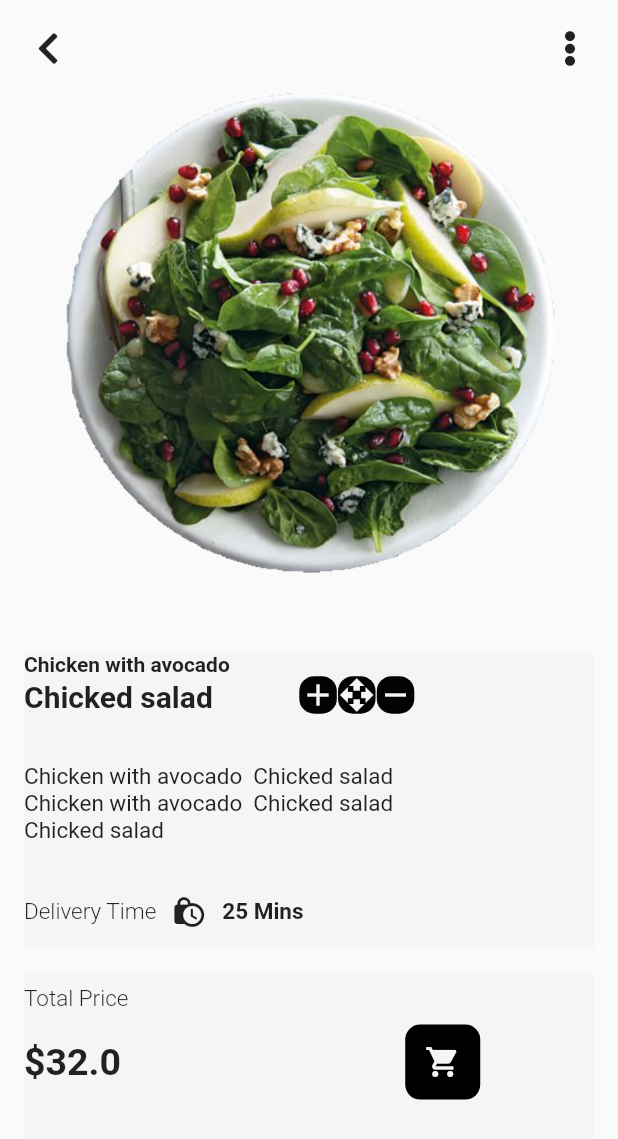
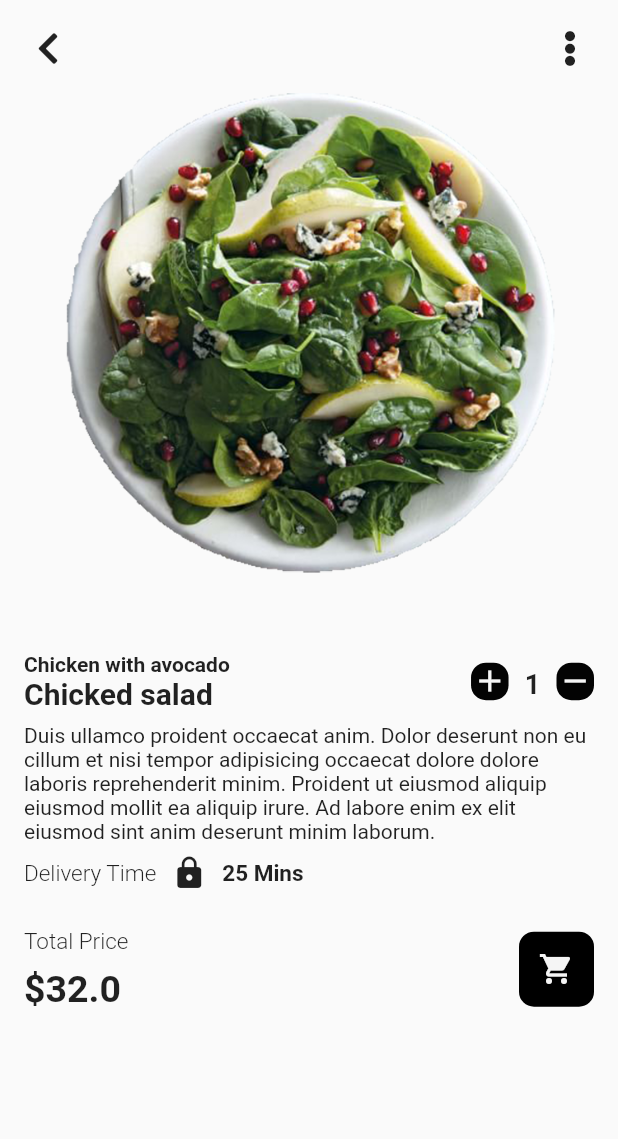
Before and after one commit to klauscj1/capacitacion_icreativa_flutter_pfinal, a Flutter app: the DetailProductPage screen opened directly with sample values from the repository, on a phone screen of 412 x 824 dp. Shown: the top 1139 px of the screen. Run offline on Flutter 3.47's test engine with Material 2 defaults, Android fonts, the phone set to English and light mode, and no system bars; our stand-ins replace font_awesome_flutter.

Commit message:
detail ready

```diff
--- a/lib/models/principal_model.dart
+++ b/lib/models/principal_model.dart
@@ -1,17 +1,18 @@
 class PrincipalModel {
-  PrincipalModel({
-    this.id,
+  PrincipalModel(
+      {this.id,
       this.nombre,
       this.descripcion,
       this.precio,
       this.image,
-  });
+      this.receta});
 
   int id;
   String nombre;
   String descripcion;
   double precio;
   String image;
+  String receta;
 
   factory PrincipalModel.fromJson(Map<String, dynamic> json) => PrincipalModel(
         id: json["id"],
@@ -19,6 +20,7 @@ class PrincipalModel {
         descripcion: json["descripcion"],
         precio: json["precio"].toDouble(),
         image: json["image"],
+        receta: json["receta"],
       );
 
   Map<String, dynamic> toJson() => {
@@ -27,6 +29,7 @@ class PrincipalModel {
         "descripcion": descripcion,
         "precio": precio,
         "image": image,
+        "receta": receta,
       };
 }
 
@@ -37,19 +40,22 @@ final List<PrincipalModel> principales = [
       descripcion: 'Chicken with avocado',
       image: 'assets/images/picture7.png',
       precio: 32.00,
-  ),
+      receta:
+          "Duis ullamco proident occaecat anim. Dolor deserunt non eu cillum et nisi tempor adipisicing occaecat dolore dolore laboris reprehenderit minim. Proident ut eiusmod aliquip eiusmod mollit ea aliquip irure. Ad labore enim ex elit eiusmod sint anim deserunt minim laborum."),
   PrincipalModel(
       id: 2,
       nombre: 'Chicked with pepino',
       descripcion: 'Chicken pepino',
       image: 'assets/images/picture4.png',
       precio: 22.35,
-  ),
+      receta:
+          "Duis ullamco proident occaecat anim. Dolor deserunt non eu cillum et nisi tempor adipisicing occaecat dolore dolore laboris reprehenderit minim. Proident ut eiusmod aliquip eiusmod mollit ea aliquip irure. Ad labore enim ex elit eiusmod sint anim deserunt minim laborum."),
   PrincipalModel(
       id: 3,
       nombre: 'Vegetables with chicken',
       descripcion: 'Chicken vegetables',
       image: 'assets/images/picture8.png',
       precio: 12.50,
-  ),
+      receta:
+          "Duis ullamco proident occaecat anim. Dolor deserunt non eu cillum et nisi tempor adipisicing occaecat dolore dolore laboris reprehenderit minim. Proident ut eiusmod aliquip eiusmod mollit ea aliquip irure. Ad labore enim ex elit eiusmod sint anim deserunt minim laborum."),
 ];
--- a/lib/ui/pages/detail_product_page.dart
+++ b/lib/ui/pages/detail_product_page.dart
@@ -33,6 +33,9 @@ class DetailProductPage extends StatelessWidget {
             height: MediaQuery.of(context).size.height * .05,
           ),
           secundariosTextos(context),
+          SizedBox(
+            height: MediaQuery.of(context).size.height * .01,
+          ),
           appbarPedido(context)
         ],
       ),
@@ -40,25 +43,20 @@ class DetailProductPage extends StatelessWidget {
   }
 
   Widget secundariosTextos(BuildContext context) {
-    final size = MediaQuery.of(context).size;
     return Padding(
       padding: const EdgeInsets.all(8.0),
-      child: Container(
-        height: size.height * .24,
-        color: Theme.of(context).accentColor,
-        child: Row(
+      child: Column(
+        children: [
+          Row(
+            mainAxisAlignment: MainAxisAlignment.spaceBetween,
             children: [
               Column(
-              //mainAxisAlignment: MainAxisAlignment.center,
                 crossAxisAlignment: CrossAxisAlignment.start,
                 children: [
                   Text(
                     producto.descripcion,
                     style: TextStyle(fontWeight: FontWeight.bold),
                   ),
-                Row(
-                  crossAxisAlignment: CrossAxisAlignment.end,
-                  children: [
                   Text(
                     producto.nombre,
                     style: TextStyle(
@@ -67,6 +65,11 @@ class DetailProductPage extends StatelessWidget {
                     ),
                     maxLines: 2,
                   ),
+                ],
+              ),
+              Row(
+                crossAxisAlignment: CrossAxisAlignment.end,
+                children: [
                   SizedBox(
                     width: MediaQuery.of(context).size.height * .07,
                   ),
@@ -74,45 +77,37 @@ class DetailProductPage extends StatelessWidget {
                   SizedBox(
                     width: MediaQuery.of(context).size.height * .001,
                   ),
-                    crearbotonesPedido(context, Icons.open_with, false),
+                  Padding(
+                    padding: const EdgeInsets.symmetric(horizontal: 10.0),
+                    child: Text(
+                      '1',
+                      style:
+                          TextStyle(fontWeight: FontWeight.bold, fontSize: 18),
+                    ),
+                  ),
                   SizedBox(
                     width: MediaQuery.of(context).size.height * .001,
                   ),
                   crearbotonesPedido(context, Icons.remove, false)
                 ],
               ),
+            ],
+          ),
           SizedBox(
-                  height: MediaQuery.of(context).size.height * .04,
+            height: MediaQuery.of(context).size.height * .01,
           ),
-                Text(
-                  producto.descripcion+'  '+producto.nombre,
-                  style: TextStyle(
-                    fontSize: 15,
-                    fontWeight: FontWeight.w400,
+          Text(producto.receta),
+          SizedBox(
+            height: MediaQuery.of(context).size.height * .01,
           ),
-                ),
-                Text(
-                  producto.descripcion+'  '+producto.nombre,
-                  style: TextStyle(
-                    fontSize: 15,
-                    fontWeight: FontWeight.w400,
-                  ),
-                ),
-                Text(
-                  producto.nombre,
-                  style: TextStyle(
-                    fontSize: 15,
-                    fontWeight: FontWeight.w400,
-                  ),
-                ),
-
-                SizedBox(
-                  height: MediaQuery.of(context).size.height * .04,
-                ),
-
+          Column(
+            //mainAxisAlignment: MainAxisAlignment.center,
+            crossAxisAlignment: CrossAxisAlignment.start,
+            children: [
               Row(
                 children: [
-                    Text('Delivery Time',
+                  Text(
+                    'Delivery Time',
                     style: TextStyle(
                       fontSize: 15,
                       fontWeight: FontWeight.w300,
@@ -121,11 +116,12 @@ class DetailProductPage extends StatelessWidget {
                   SizedBox(
                     width: 10,
                   ),
-                    Icon(Icons.lock_clock),
+                  Icon(Icons.lock),
                   SizedBox(
                     width: 10,
                   ),
-                    Text('25 Mins',
+                  Text(
+                    '25 Mins',
                     style: TextStyle(
                       fontSize: 15,
                       fontWeight: FontWeight.bold,
@@ -133,31 +129,26 @@ class DetailProductPage extends StatelessWidget {
                   ),
                 ],
               ),
-
             ],
           ),
         ],
-        ),
       ),
     );
   }
 
   Widget appbarPedido(BuildContext context) {
-    final size = MediaQuery.of(context).size;
     return Padding(
       padding: const EdgeInsets.all(8.0),
-      child: Container(
-        height: size.height * .14,
-        color: Theme.of(context).accentColor,
       child: Row(
+        mainAxisAlignment: MainAxisAlignment.spaceBetween,
+        crossAxisAlignment: CrossAxisAlignment.center,
         children: [
           Column(
             crossAxisAlignment: CrossAxisAlignment.start,
+            mainAxisAlignment: MainAxisAlignment.center,
             children: [
-                 SizedBox(
-                      height: MediaQuery.of(context).size.height * .01,
-                    ),
-                 Text('Total Price',
+              Text(
+                'Total Price',
                 style: TextStyle(
                   fontSize: 15,
                   fontWeight: FontWeight.w300,
@@ -166,9 +157,6 @@ class DetailProductPage extends StatelessWidget {
               SizedBox(
                 height: MediaQuery.of(context).size.height * .01,
               ),
-                Row(
-                  mainAxisAlignment: MainAxisAlignment.spaceBetween,
-                  children: [
               Text(
                 '\$${producto.precio}',
                 style: TextStyle(
@@ -177,10 +165,8 @@ class DetailProductPage extends StatelessWidget {
                 ),
                 maxLines: 2,
               ),
-                        SizedBox(
-                      width: MediaQuery.of(context).size.height * .23,
+            ],
           ),
-
           Container(
             width: 50,
             height: 50,
@@ -201,20 +187,6 @@ class DetailProductPage extends StatelessWidget {
             ),
           )
         ],
-
-
-                ),
-
-
-
-              ],
-
-            )
-
-          ],
-        ),
-
-
       ),
     );
   }
```
Lines whose indentation alone changed are shown as unchanged.
